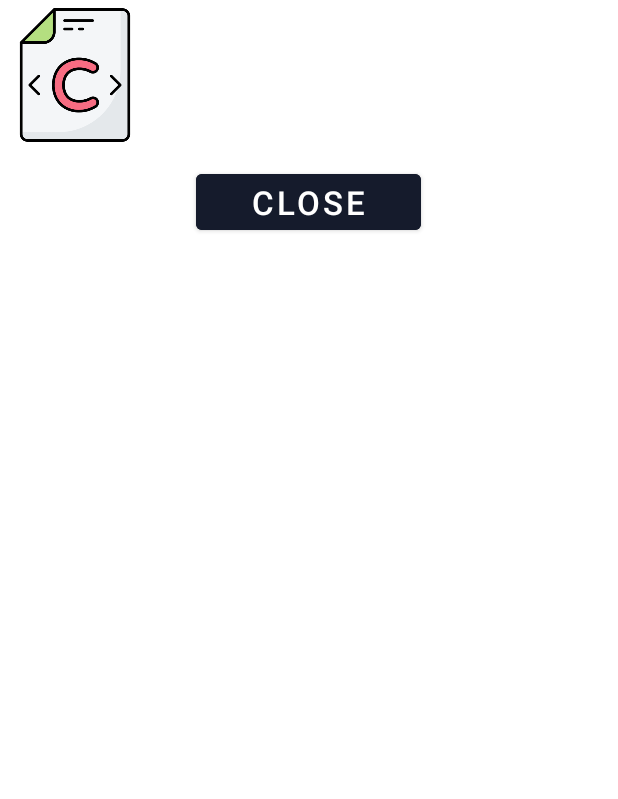
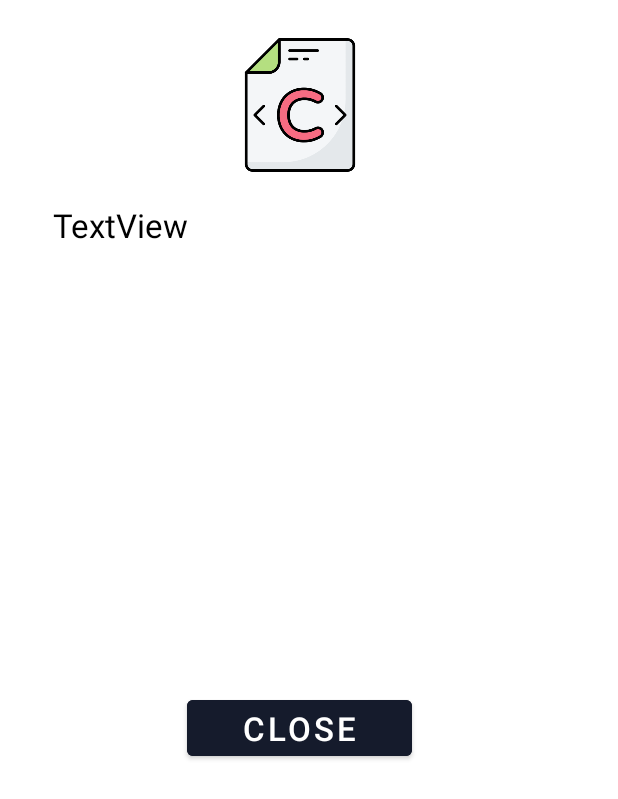
Before and after one commit to ahmettoguz/Course_Offerings, an Android app: the layout course_dialog.xml on its own in the app's theme, with its tools: preview values and no code run, on a phone screen of 412 x 824 dp. Shown: the top 799 px of the screen. Run offline under Robolectric (Android 15) with nearby library versions, the light colour scheme and no system bars.

Commit message:
Course long press dialog implemented. Xml is done and object transferrence is done.

```diff
--- a/app/src/main/res/layout/course_dialog.xml
+++ b/app/src/main/res/layout/course_dialog.xml
@@ -2,16 +2,32 @@
 <LinearLayout xmlns:android="http://schemas.android.com/apk/res/android"
     xmlns:app="http://schemas.android.com/apk/res-auto"
     xmlns:tools="http://schemas.android.com/tools"
-    android:layout_width="match_parent"
+    android:layout_width="400dp"
     android:layout_height="wrap_content"
-    android:orientation="vertical">
+    android:orientation="vertical"
+    android:padding="20dp">
 
     <ImageView
         android:id="@+id/course_Dialog_Img_Course"
         android:layout_width="100dp"
         android:layout_height="100dp"
+        android:layout_gravity="center"
         android:src="@drawable/ctis151" />
 
+
+    <ScrollView
+        android:layout_width="match_parent"
+        android:layout_height="300dp"
+        android:layout_margin="15dp">
+
+        <TextView
+            android:id="@+id/course_Dialog_tv"
+            android:layout_width="match_parent"
+            android:layout_height="wrap_content"
+            android:text="TextView"
+            android:textColor="@color/black"
+            android:textSize="@dimen/text_Size" />
+    </ScrollView>
 
     <Button
         android:id="@+id/course_Dialog_Btn_Close"
```
Also changed, not shown: app/src/main/java/com/ctis487/ahmetoguzergin/hw2/Course.java (+10 -13 lines), app/src/main/java/com/ctis487/ahmetoguzergin/hw2/Course_RecyclerView_Adapter.java (+18 -7 lines).
